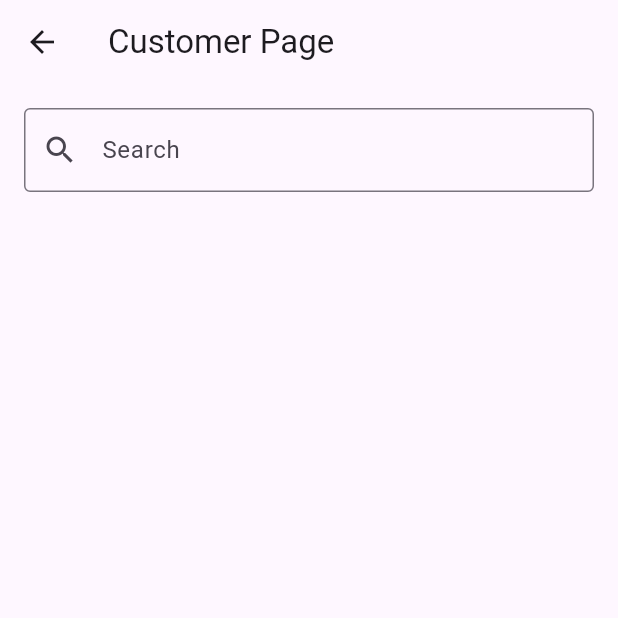
After one commit to alexstrugacz/normandy-app, a Flutter app: the CustomerSearchPage screen opened directly, on a phone screen of 412 x 824 dp, the top half of it. The commit adds this screen. Run offline on Flutter 3.47's test engine with Material 3 defaults, Android fonts, the light colour scheme and no system bars; our stand-ins replace camera, flutter_svg, font_awesome_flutter, image_picker, permission_handler, shared_preferences; accounts and stored records are empty; network calls fail.

Commit message:
Added customer page

````diff
--- a/NormandyAppProject/normandy_app/l10n.yaml
+++ b/NormandyAppProject/normandy_app/l10n.yaml
@@ -1,3 +1,4 @@
+synthetic-package: false
 arb-dir: lib/src/localization
 template-arb-file: app_en.arb
 output-localization-file: app_localizations.dart
--- a/NormandyAppProject/normandy_app/lib/src/app.dart
+++ b/NormandyAppProject/normandy_app/lib/src/app.dart
@@ -19,6 +19,7 @@ import 'package:normandy_app/src/superintendents/superintendents_list.dart';
 import 'package:normandy_app/src/take_a_photo.dart';
 import 'profile.dart';
 import 'package:normandy_app/src/quick_link_screen.dart';
+import 'package:normandy_app/src/customers/customer_search.dart';
 
 /// The Widget that configures your application.
 class MyApp extends StatelessWidget {
@@ -70,6 +71,7 @@ class MyApp extends StatelessWidget {
           '/client-choose-image-page': (context) => ClientChooseImagePage(
                 header: 'Client Image Upload',
               ),
+          '/customers': (context) => CustomerSearchPage(),
         });
   }
 }
--- /dev/null
+++ b/NormandyAppProject/normandy_app/lib/src/customers/customer_search.dart
@@ -0,0 +1,131 @@
+import 'dart:convert';
+import 'package:flutter/material.dart';
+import 'package:intl/intl.dart';
+import 'package:normandy_app/src/api/api_helper.dart';
+import 'package:normandy_app/src/customers/customer_detail_page.dart';
+
+class CustomerSearchPage extends StatefulWidget {
+  const CustomerSearchPage({super.key});
+
+  @override
+  CustomerSearchPageState createState() => CustomerSearchPageState();
+}
+
+class CustomerSearchPageState extends State<CustomerSearchPage> {
+  final TextEditingController _searchController = TextEditingController();
+  List<dynamic> searchResults = [];
+  @override
+  void dispose() {
+    _searchController.dispose();
+    super.dispose();
+  }
+
+  handleSearch() async {
+    var response = await APIHelper.get(
+        'customers?mode=1&searchTerm=${_searchController.text}&limit=15',
+        context,
+        mounted);
+    var newResults =
+        response != null ? json.decode(response.body)['customers'] : [];
+    for (var customer in newResults) {
+      if(customer['lastSoldJobDate'] != null) {
+        customer['lastSoldJobDate'] = DateFormat('yMd').format(DateTime.parse(customer['lastSoldJobDate']));
+      } else {
+        customer['lastSoldJobDate'] = 'N/A';
+      }
+      if(customer['lastSoldJobDesignerName'] == null) {
+        customer['lastSoldJobDesignerName'] = 'N/A';
+      }
+    }
+    setState(() {
+      searchResults = newResults;
+    });
+  }
+
+  @override
+  Widget build(BuildContext context) {
+    return Scaffold(
+      appBar: AppBar(
+        title: Text('Customer Page'),
+      ),
+      body: Padding(
+        padding: const EdgeInsets.all(16.0),
+        child: Column(
+          children: [
+            TextField(
+              controller: _searchController,
+              decoration: InputDecoration(
+                labelText: 'Search',
+                border: OutlineInputBorder(),
+                prefixIcon: Icon(Icons.search),
+              ),
+              onChanged: (value) {
+                handleSearch();
+              },
+            ),
+            Expanded(
+              child: ListView.builder(
+                itemCount: searchResults.length,
+                itemBuilder: (context, index) {
+                  var customer = searchResults[index];
+                  return GestureDetector(
+                    onTap: () {
+                      Navigator.push(
+                        context,
+                        MaterialPageRoute(
+                          builder: (context) => CustomerDetailPage(customerId: customer['_id']),
+                        ),
+                      );
+                    },
+                    child: Container(
+                      color: index % 2 == 0 ? Colors.grey[200] : Colors.white,
+                      child: ListTile(
+                        title: Text(
+                          "Last Name 1: ${customer['lname1']}",
+                          style: TextStyle(fontSize: 16),
+                        ),
+                        subtitle: Column(
+                          crossAxisAlignment: CrossAxisAlignment.start,
+                          children: [
+                            Text(
+                              "First Name 1: ${customer['fname1']}",
+                              style: TextStyle(fontSize: 16),
+                            ),
+                            Text(
+                              "Last Name 2: ${customer['lname2']}",
+                              style: TextStyle(fontSize: 16),
+                            ),
+                            Text(
+                              "First Name 2: ${customer['fname2']}",
+                              style: TextStyle(fontSize: 16),
+                            ),
+                            Text(
+                              "City: ${customer['city']}",
+                              style: TextStyle(fontSize: 16),
+                            ),
+                            Text(
+                              "Status: ${customer['status']}",
+                              style: TextStyle(fontSize: 16),
+                            ),
+                            Text(
+                              "Last Job Designer: ${customer['lastSoldJobDesignerName']}",
+                              style: TextStyle(fontSize: 16),
+                            ),
+                            Text(
+                              "Last Job Date: ${customer['lastSoldJobDate']}",
+                              style: TextStyle(fontSize: 16),
+                            ),
+                          ],
+                        ),
+                      ),
+                    ),
+                  );
+                },
+              ),
+            ),
+          ],
+        ),
+      ),
+    );
+  }
+}
--- /dev/null
+++ b/NormandyAppProject/normandy_app/lib/src/customers/customer_type.dart
@@ -0,0 +1,158 @@
+class Customer {
+  // lname1, fname1, lname2, fname2, city, status
+  final String lname1;
+  final String fname1;
+  final String lname2;
+  final String fname2;
+  final String city;
+  final String status;
+  final int customerId;
+  final String mlCustomerName;
+  final String address;
+  final String state;
+  final int zip;
+  final int zip4;
+  final String homePhone1;
+  final String homePhone2;
+  final String workPhone1;
+  final String workPhone2;
+  final String cellPhone1;
+  final String cellPhone2;
+  final String email;
+  final String email2;
+  final String fax;
+  final bool useAsReference;
+  final int referrals;
+  final bool newsletter;
+  final String moved;
+  final String customerNotes;
+  final String censusTract;
+  final DateTime dateCreated;
+  final String newsletterMethod;
+  final bool usMail;
+  final bool emailEnabled;
+  final bool calls;
+  final bool holidayCards;
+  final String county;
+  final String taxId;
+  final String customerContactID;
+  final DateTime lastCalled;
+  final int currHomeEstimate;
+  final DateTime currHomeEstimateDate;
+  final int lastSoldJobNumber;
+  final String lastSoldJobId;
+  final DateTime lastSoldJobDate;
+  final String lastSoldJobDesignerName;
+  final bool noNewProjects;
+  final String odUrl;
+  final String spUrl;
+  final String spFolderId;
+  final String spFolderName;
+  final String spParentId;
+
+  Customer({
+    required this.lname1,
+    required this.fname1,
+    required this.lname2,
+    required this.fname2,
+    required this.city,
+    required this.status,
+    required this.customerId,
+    required this.mlCustomerName,
+    required this.address,
+    required this.state,
+    required this.zip,
+    required this.zip4,
+    required this.homePhone1,
+    required this.homePhone2,
+    required this.workPhone1,
+    required this.workPhone2,
+    required this.cellPhone1,
+    required this.cellPhone2,
+    required this.email,
+    required this.email2,
+    required this.fax,
+    required this.useAsReference,
+    required this.referrals,
+    required this.newsletter,
+    required this.moved,
+    required this.customerNotes,
+    required this.censusTract,
+    required this.dateCreated,
+    required this.newsletterMethod,
+    required this.usMail,
+    required this.emailEnabled,
+    required this.calls,
+    required this.holidayCards,
+    required this.county,
+    required this.taxId,
+    required this.customerContactID,
+    required this.lastCalled,
+    required this.currHomeEstimate,
+    required this.currHomeEstimateDate,
+    required this.lastSoldJobNumber,
+    required this.lastSoldJobId,
+    required this.lastSoldJobDate,
+    required this.lastSoldJobDesignerName,
+    required this.noNewProjects,
+    required this.odUrl,
+    required this.spUrl,
+    required this.spFolderId,
+    required this.spFolderName,
+    required this.spParentId,
+  });
+
+  factory Customer.fromJson(Map<String, dynamic> json) {
+    return Customer(
+      lname1: json['lname1'] ?? '',
+      fname1: json['fname1'] ?? '',
+      lname2: json['lname2'] ?? '',
+      fname2: json['fname2'] ?? '',
+      city: json['city'] ?? '',
+      status: json['status'] ?? '',
+      customerId: json['customerId'] ?? 0,
+      mlCustomerName: json['mlCustomerName'] ?? '',
+      address: json['address'] ?? '',
+      state: json['state'] ?? '',
+      zip: json['zip'] ?? 0,
+      zip4: json['zip4'] ?? 0,
+      homePhone1: json['homePhone1'] ?? '',
+      homePhone2: json['homePhone2'] ?? '',
+      workPhone1: json['workPhone1'] ?? '',
+      workPhone2: json['workPhone2'] ?? '',
+      cellPhone1: json['cellPhone1'] ?? '',
+      cellPhone2: json['cellPhone2'] ?? '',
+      email: json['email'] ?? '',
+      email2: json['email2'] ?? '',
+      fax: json['fax'] ?? '',
+      useAsReference: json['useAsReference'] ?? false,
+      referrals: json['referrals'] ?? 0,
+      newsletter: json['newsletter'] ?? false,
+      moved: json['moved'] ?? '',
+      customerNotes: json['customerNotes'] ?? '',
+      censusTract: json['censusTract'] ?? '',
+      dateCreated: json['dateCreated'] != null ? DateTime.parse(json['dateCreated']) : DateTime.now(),
+      newsletterMethod: json['newsletterMethod'] ?? '',
+      usMail: json['usMail'] ?? false,
+      emailEnabled: json['emailEnabled'] ?? false,
+      calls: json['calls'] ?? false,
+      holidayCards: json['holidayCards'] ?? false,
+      county: json['county'] ?? '',
+      taxId: json['taxId'] ?? '',
+      customerContactID: json['customerContactID'] ?? '',
+      lastCalled: json['lastCalled'] != null ? DateTime.parse(json['lastCalled']) : DateTime.now(),
+      currHomeEstimate: json['currHomeEstimate'] ?? 0,
+      currHomeEstimateDate: json['currHomeEstimateDate'] != null ? DateTime.parse(json['currHomeEstimateDate']) : DateTime.now(),
+      lastSoldJobNumber: json['lastSoldJobNumber'] ?? 0,
+      lastSoldJobId: json['lastSoldJobId'] ?? '',
+      lastSoldJobDate: json['lastSoldJobDate'] != null ? DateTime.parse(json['lastSoldJobDate']) : DateTime.now(),
+      lastSoldJobDesignerName: json['lastSoldJobDesignerName'] ?? '',
+      noNewProjects: json['noNewProjects'] ?? false,
+      odUrl: json['odUrl'] ?? '',
+      spUrl: json['spUrl'] ?? '',
+      spFolderId: json['spFolderId'] ?? '',
+      spFolderName: json['spFolderName'] ?? '',
+      spParentId: json['spParentId'] ?? '',
+    );
+  }
+}
--- a/NormandyAppProject/normandy_app/lib/src/home_page.dart
+++ b/NormandyAppProject/normandy_app/lib/src/home_page.dart
@@ -21,6 +21,7 @@ class HomePage extends StatelessWidget {
     _Button('Quick Links', '/quick-links', FontAwesomeIcons.link),
     _Button('Service Orders', '/so-forms', FontAwesomeIcons.fileInvoiceDollar),
     _Button('My Profile', '/profile', FontAwesomeIcons.user),
+    _Button('Customers', '/customers', FontAwesomeIcons.users),
     _Button('Coming Soon', '/coming-soon', FontAwesomeIcons.clock),
   ];
 
--- /dev/null
+++ b/NormandyAppProject/normandy_app/lib/src/localization/app_localizations.dart
@@ -0,0 +1,132 @@
+import 'dart:async';
+
+import 'package:flutter/foundation.dart';
+import 'package:flutter/widgets.dart';
+import 'package:flutter_localizations/flutter_localizations.dart';
+import 'package:intl/intl.dart' as intl;
+
+import 'app_localizations_en.dart';
+
+// ignore_for_file: type=lint
+
+/// Callers can lookup localized strings with an instance of AppLocalizations
+/// returned by `AppLocalizations.of(context)`.
+///
+/// Applications need to include `AppLocalizations.delegate()` in their app's
+/// `localizationDelegates` list, and the locales they support in the app's
+/// `supportedLocales` list. For example:
+///
+/// ```dart
+/// import 'localization/app_localizations.dart';
+///
+/// return MaterialApp(
+///   localizationsDelegates: AppLocalizations.localizationsDelegates,
+///   supportedLocales: AppLocalizations.supportedLocales,
+///   home: MyApplicationHome(),
+/// );
+/// ```
+///
+/// ## Update pubspec.yaml
+///
+/// Please make sure to update your pubspec.yaml to include the following
+/// packages:
+///
+/// ```yaml
+/// dependencies:
+///   # Internationalization support.
+///   flutter_localizations:
+///     sdk: flutter
+///   intl: any # Use the pinned version from flutter_localizations
+///
+///   # Rest of dependencies
+/// ```
+///
+/// ## iOS Applications
+///
+/// iOS applications define key application metadata, including supported
+/// locales, in an Info.plist file that is built into the application bundle.
+/// To configure the locales supported by your app, you’ll need to edit this
+/// file.
+///
+/// First, open your project’s ios/Runner.xcworkspace Xcode workspace file.
+/// Then, in the Project Navigator, open the Info.plist file under the Runner
+/// project’s Runner folder.
+///
+/// Next, select the Information Property List item, select Add Item from the
+/// Editor menu, then select Localizations from the pop-up menu.
+///
+/// Select and expand the newly-created Localizations item then, for each
+/// locale your application supports, add a new item and select the locale
+/// you wish to add from the pop-up menu in the Value field. This list should
+/// be consistent with the languages listed in the AppLocalizations.supportedLocales
+/// property.
+abstract class AppLocalizations {
+  AppLocalizations(String locale) : localeName = intl.Intl.canonicalizedLocale(locale.toString());
+
+  final String localeName;
+
+  static AppLocalizations? of(BuildContext context) {
+    return Localizations.of<AppLocalizations>(context, AppLocalizations);
+  }
+
+  static const LocalizationsDelegate<AppLocalizations> delegate = _AppLocalizationsDelegate();
+
+  /// A list of this localizations delegate along with the default localizations
+  /// delegates.
+  ///
+  /// Returns a list of localizations delegates containing this delegate along with
+  /// GlobalMaterialLocalizations.delegate, GlobalCupertinoLocalizations.delegate,
+  /// and GlobalWidgetsLocalizations.delegate.
+  ///
+  /// Additional delegates can be added by appending to this list in
+  /// MaterialApp. This list does not have to be used at all if a custom list
+  /// of delegates is preferred or required.
+  static const List<LocalizationsDelegate<dynamic>> localizationsDelegates = <LocalizationsDelegate<dynamic>>[
+    delegate,
+    GlobalMaterialLocalizations.delegate,
+    GlobalCupertinoLocalizations.delegate,
+    GlobalWidgetsLocalizations.delegate,
+  ];
+
+  /// A list of this localizations delegate's supported locales.
+  static const List<Locale> supportedLocales = <Locale>[
+    Locale('en')
+  ];
+
+  /// The title of the application
+  ///
+  /// In en, this message translates to:
+  /// **'normandy_app'**
+  String get appTitle;
+}
+
+class _AppLocalizationsDelegate extends LocalizationsDelegate<AppLocalizations> {
+  const _AppLocalizationsDelegate();
+
+  @override
+  Future<AppLocalizations> load(Locale locale) {
+    return SynchronousFuture<AppLocalizations>(lookupAppLocalizations(locale));
+  }
+
+  @override
+  bool isSupported(Locale locale) => <String>['en'].contains(locale.languageCode);
+
+  @override
+  bool shouldReload(_AppLocalizationsDelegate old) => false;
+}
+
+AppLocalizations lookupAppLocalizations(Locale locale) {
+
+
+  // Lookup logic when only language code is specified.
+  switch (locale.languageCode) {
+    case 'en': return AppLocalizationsEn();
+  }
+
+  throw FlutterError(
+    'AppLocalizations.delegate failed to load unsupported locale "$locale". This is likely '
+    'an issue with the localizations generation tool. Please file an issue '
+    'on GitHub with a reproducible sample app and the gen-l10n configuration '
+    'that was used.'
+  );
+}
````
Also changed, not shown: NormandyAppProject/normandy_app/lib/src/customers/customer_detail_page.dart (added, +217 -0 lines), NormandyAppProject/normandy_app/lib/src/customers/note_type.dart (added, +36 -0 lines), NormandyAppProject/normandy_app/lib/src/localization/app_localizations_en.dart (added, +13 -0 lines), NormandyAppProject/normandy_app/lib/src/so_forms/user_class.dart (+18 -18 lines), 1 other file.
